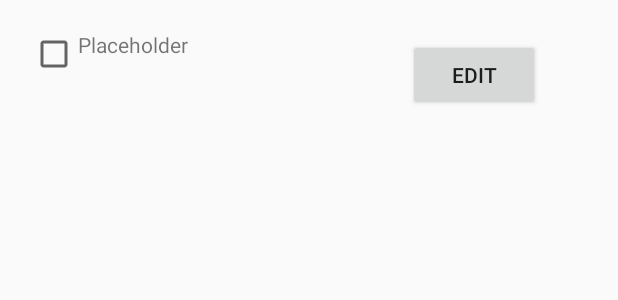
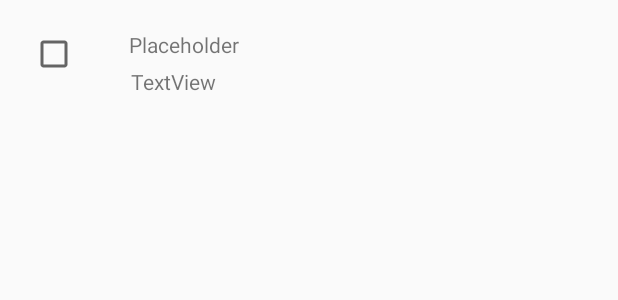
Before and after one commit to pkazmierski/mobile-2019, an Android app: the layout layout_listitem.xml on its own in the app's theme, with its tools: preview values and no code run, on a phone screen of 412 x 824 dp. Shown: the top 300 px of the screen. Run offline under Robolectric (Android 15) with nearby library versions, the phone set to English and light mode, and no system bars.

Commit message:
GUI modifications.

```diff
--- a/app/src/main/java/com/example/kandydatpl/RecyclerViewAdapter.java
+++ b/app/src/main/java/com/example/kandydatpl/RecyclerViewAdapter.java
@@ -12,6 +12,7 @@ import android.widget.Button;
 import android.widget.CheckBox;
 import android.widget.TextView;
 
+import java.text.SimpleDateFormat;
 import java.util.ArrayList;
 
 public class RecyclerViewAdapter extends RecyclerView.Adapter<RecyclerViewAdapter.ViewHolder>{
@@ -19,6 +20,7 @@ public class RecyclerViewAdapter extends RecyclerView.Adapter<RecyclerViewAdapte
     private static final String TAG = "RecyclerViewAdapter";
     private ArrayList<ChecklistItem> listItemTexts = new ArrayList<>();
     private Activity context;
+    private SimpleDateFormat formatter;
 
     public RecyclerViewAdapter(ArrayList<ChecklistItem> listItemTexts, Activity context) {
         this.listItemTexts = listItemTexts;
@@ -46,6 +48,7 @@ public class RecyclerViewAdapter extends RecyclerView.Adapter<RecyclerViewAdapte
     public ViewHolder onCreateViewHolder(@NonNull ViewGroup viewGroup, int i) {
         View view = LayoutInflater.from(viewGroup.getContext()).inflate(R.layout.layout_listitem, viewGroup, false);
         ViewHolder holder = new ViewHolder(view);
+        formatter = new SimpleDateFormat("dd/MM/yyyy");
         return holder;
     }
 
@@ -55,6 +58,11 @@ public class RecyclerViewAdapter extends RecyclerView.Adapter<RecyclerViewAdapte
 
         ChecklistItem item = listItemTexts.get(i);
         viewHolder.listItem.setText(item.getTitle());
+
+
+        viewHolder.dateDisplay.setText(formatter.format(item.getDeadline().getTime()));
+
+
         viewHolder.listItemCheckbox.setChecked(item.isDone());
         viewHolder.listItemCheckbox.setOnCheckedChangeListener((buttonView, isChecked) -> {
             item.setDone(isChecked);
@@ -87,12 +95,14 @@ public class RecyclerViewAdapter extends RecyclerView.Adapter<RecyclerViewAdapte
         CheckBox listItemCheckbox;
         Button editItem;
         View view;
+        TextView dateDisplay;
 
         public ViewHolder(@NonNull View itemView) {
             super(itemView);
             listItem = itemView.findViewById(R.id.itemText);
             listItemCheckbox = itemView.findViewById(R.id.itemCheckBox);
-            editItem = itemView.findViewById(R.id.editItemButton);
+            //editItem = itemView.findViewById(R.id.editItemButton);
+            dateDisplay = itemView.findViewById(R.id.dateDisplay);
             this.view = itemView;
         }
     }
--- a/app/src/main/res/layout/layout_listitem.xml
+++ b/app/src/main/res/layout/layout_listitem.xml
@@ -5,28 +5,27 @@
     android:id="@+id/parent_layout">
 
     <CheckBox
+        android:id="@+id/itemCheckBox"
+        android:layout_width="wrap_content"
+        android:layout_height="wrap_content" />
+
+    <TextView
+        android:id="@+id/itemText"
         android:layout_width="wrap_content"
         android:layout_height="wrap_content"
-        android:id="@+id/itemCheckBox"
-        />
+        android:layout_marginLeft="34dp"
+        android:layout_toRightOf="@+id/itemCheckBox"
+        android:text="Placeholder" />
+
     <TextView
+        android:id="@+id/dateDisplay"
         android:layout_width="wrap_content"
         android:layout_height="wrap_content"
-        android:text="Placeholder"
-        android:layout_toRightOf="@+id/itemCheckBox"
-        android:id="@+id/itemText"
-        />
-
-    <Button
-        android:id="@+id/editItemButton"
-        android:layout_width="wrap_content"
-        android:layout_height="wrap_content"
-        android:layout_alignParentTop="true"
-        android:layout_alignParentEnd="true"
-        android:layout_alignParentRight="true"
-        android:layout_marginTop="6dp"
-        android:layout_marginEnd="32dp"
-        android:layout_marginRight="32dp"
-        android:text="Edit" />
+        android:layout_below="@+id/itemText"
+        android:layout_alignStart="@+id/itemText"
+        android:layout_marginStart="1dp"
+        android:layout_marginTop="5dp"
+        android:editable="false"
+        android:text="TextView" />
 
 </RelativeLayout>
```
